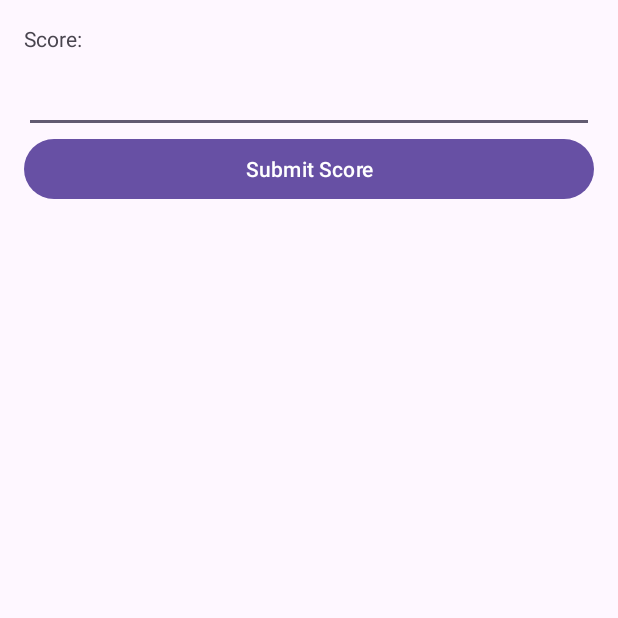
After one commit to grapergrape/RummyTracker, an Android app: the InsertScoreActivity screen opened directly, with no data from a screen before it, on a phone screen of 412 x 824 dp, the top half of it. The commit adds this screen. Run offline under Robolectric (Android 15) with nearby library versions, the phone set to English and light mode, and no system bars.

Commit message:
added score object, known issues: score is added only once, score 0 does nothing as of now , every thime you make changes to the database after the creation of datbase instance you need to refresh the list to display the new instance (if i show the game lsit and there is nothingand then I click insert player,the player gets inserted into the databas ebut the activity is still shwoing the empty list from before the insertion so i need to refresh that page for the new player to show up)

```diff
--- a/app/src/main/AndroidManifest.xml
+++ b/app/src/main/AndroidManifest.xml
@@ -35,6 +35,10 @@
         <activity
             android:name=".InsertPlayerActivity"
             android:label="Insert Player" />
+        <activity
+            android:name=".InsertScoreActivity"
+            android:label="Insert Score" />
+
     </application>
 
 </manifest>
--- /dev/null
+++ b/app/src/main/java/si/uni_lj/fe/tnuv/InsertScoreActivity.java
@@ -0,0 +1,67 @@
+package si.uni_lj.fe.tnuv;
+
+import android.os.Bundle;
+import android.text.InputFilter;
+import android.view.View;
+import android.widget.Button;
+import android.widget.EditText;
+import android.widget.Toast;
+
+import androidx.appcompat.app.AppCompatActivity;
+
+import si.uni_lj.fe.tnuv.database.MyDatabaseHelper;
+import si.uni_lj.fe.tnuv.database.Player;
+
+public class InsertScoreActivity extends AppCompatActivity {
+
+    private MyDatabaseHelper dbHelper;
+    private int playerId;
+    private int gameId;
+
+    @Override
+    protected void onCreate(Bundle savedInstanceState) {
+        super.onCreate(savedInstanceState);
+        setContentView(R.layout.activity_insert_score);
+
+        dbHelper = new MyDatabaseHelper(this);
+
+        // Get the player and game IDs from the intent extras
+        playerId = getIntent().getIntExtra("player_id", -1);
+        gameId = getIntent().getIntExtra("game_id", -1);
+
+        // Find the EditText view for inputting the score
+        EditText scoreEditText = findViewById(R.id.score_edittext);
+
+        // Set a filter on the EditText to only allow integers as input
+        scoreEditText.setFilters(new InputFilter[] { new InputFilter.LengthFilter(2), new InputFilterMinMax("0", "99") });
+
+        // Find the submit button and set the onClickListener
+        Button submitButton = findViewById(R.id.submit_button);
+        submitButton.setOnClickListener(new View.OnClickListener() {
+            @Override
+            public void onClick(View v) {
+                // Get the score from the EditText view
+                String scoreString = scoreEditText.getText().toString();
+
+                // Check if the score is empty
+                if (scoreString.isEmpty()) {
+                    Toast.makeText(InsertScoreActivity.this, "Please enter a score", Toast.LENGTH_SHORT).show();
+                    return;
+                }
+
+                // Parse the score as an integer
+                int score = Integer.parseInt(scoreString);
+
+                // Insert the score into the database
+                dbHelper.insertGameScore(gameId, playerId, score);
+                // Finish the activity
+                finish();
+            }
+        });
+    }
+    @Override
+    protected void onDestroy() {
+        super.onDestroy();
+        //dbHelper.close();
+    }
+}
--- a/app/src/main/java/si/uni_lj/fe/tnuv/database/Player.java
+++ b/app/src/main/java/si/uni_lj/fe/tnuv/database/Player.java
@@ -23,8 +23,6 @@ public class Player implements Serializable {
         return nickname;
     }
 
-    public void setNickname(String nickname) {
-        this.nickname = nickname;
-    }
+
 
 }
--- /dev/null
+++ b/app/src/main/res/layout/activity_insert_score.xml
@@ -0,0 +1,30 @@
+<?xml version="1.0" encoding="utf-8"?>
+<LinearLayout xmlns:android="http://schemas.android.com/apk/res/android"
+    android:layout_width="match_parent"
+    android:layout_height="match_parent"
+    android:orientation="vertical"
+    android:padding="16dp">
+
+    <TextView
+        android:id="@+id/score_label"
+        android:layout_width="match_parent"
+        android:layout_height="wrap_content"
+        android:text="Score:" />
+
+    <EditText
+        android:id="@+id/score_edittext"
+        android:layout_width="match_parent"
+        android:layout_height="wrap_content"
+        android:inputType="number"
+        android:maxLines="1"
+        android:ems="10"
+        android:textAlignment="center"
+        android:textSize="24sp" />
+
+    <Button
+        android:id="@+id/submit_button"
+        android:layout_width="match_parent"
+        android:layout_height="wrap_content"
+        android:text="Submit Score" />
+
+</LinearLayout>
--- a/app/src/main/res/values/strings.xml
+++ b/app/src/main/res/values/strings.xml
@@ -1,6 +1,6 @@
 <resources>
     <string name="app_name">RummyTracker</string>
-    <string name="players_list_title">"Player List: "</string>
+    <string name="players_list_title">"Player List:    Scores:"</string>
     <string name="no_players_text">There are no players added to this game, please add players</string>
     <string name="add_player_button_text">Add a player</string>
 </resources>
```
Also changed, not shown: app/src/main/java/si/uni_lj/fe/tnuv/InputFilterMinMax.java (added, +36 -0 lines), app/src/main/java/si/uni_lj/fe/tnuv/PlayerListActivity.java (+45 -4 lines), app/src/main/java/si/uni_lj/fe/tnuv/database/MyDatabaseHelper.java (+157 -0 lines), app/src/main/java/si/uni_lj/fe/tnuv/database/Score.java (added, +48 -0 lines).
